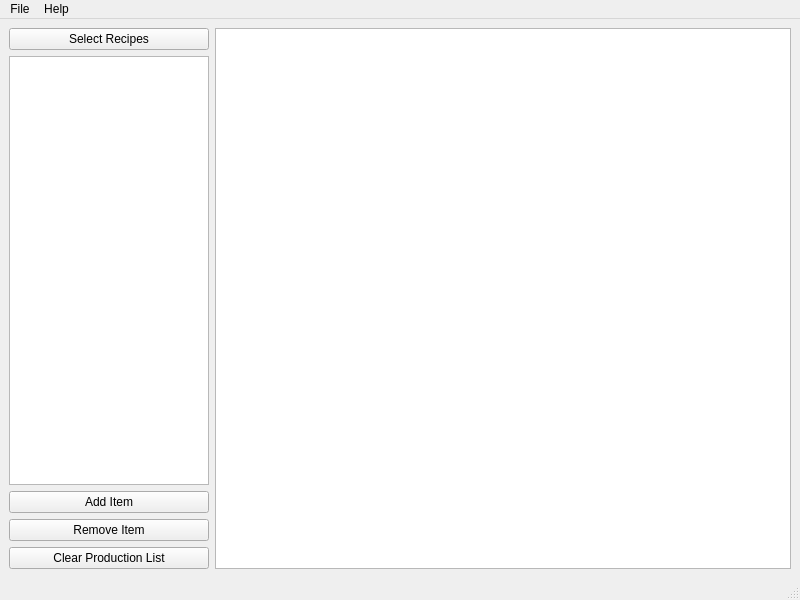
Above: src/mainwindow.ui from nvenditto/satiscalculator before the change. Below: the same form after it.
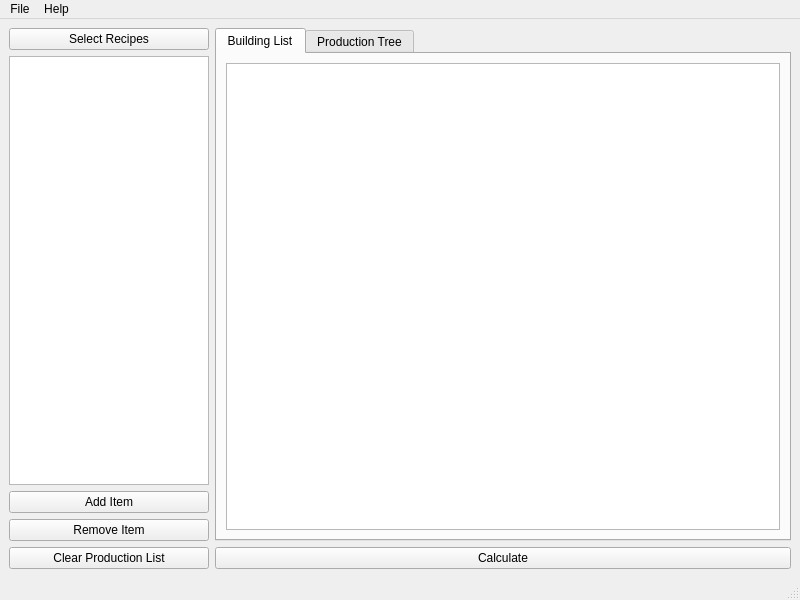
That is the form after the change.

Commit message: Now shows building list

The edit to the form file:
```diff
--- a/src/mainwindow.ui
+++ b/src/mainwindow.ui
@@ -18,7 +18,7 @@
     <item>
      <layout class="QHBoxLayout" name="horizontalLayout">
       <item>
-       <layout class="QVBoxLayout" name="verticalLayout_2">
+       <layout class="QVBoxLayout" name="leftVerticalLayout">
         <item>
          <widget class="QPushButton" name="selectRecipesButton">
           <property name="sizePolicy">
@@ -156,7 +156,46 @@
        </layout>
       </item>
       <item>
-       <widget class="QTextEdit" name="textEdit"/>
+       <layout class="QVBoxLayout" name="rightVerticalLayout">
+        <item>
+         <widget class="QTabWidget" name="tabWidget">
+          <property name="currentIndex">
+           <number>0</number>
+          </property>
+          <widget class="QWidget" name="buildListTab">
+           <attribute name="title">
+            <string>Building List</string>
+           </attribute>
+           <layout class="QVBoxLayout" name="verticalLayout_2">
+            <item>
+             <widget class="QTableView" name="buildTableView">
+              <attribute name="verticalHeaderVisible">
+               <bool>false</bool>
+              </attribute>
+             </widget>
+            </item>
+           </layout>
+          </widget>
+          <widget class="QWidget" name="prodTreeTab">
+           <attribute name="title">
+            <string>Production Tree</string>
+           </attribute>
+           <layout class="QVBoxLayout" name="verticalLayout_3">
+            <item>
+             <widget class="QTreeView" name="prodTreeView"/>
+            </item>
+           </layout>
+          </widget>
+         </widget>
+        </item>
+        <item>
+         <widget class="QPushButton" name="calcPushbutton">
+          <property name="text">
+           <string>Calculate</string>
+          </property>
+         </widget>
+        </item>
+       </layout>
       </item>
      </layout>
     </item>
```
Left out of the diff: 2 changed lines with no effect on the pictures. The commit also changes 11 other files.
